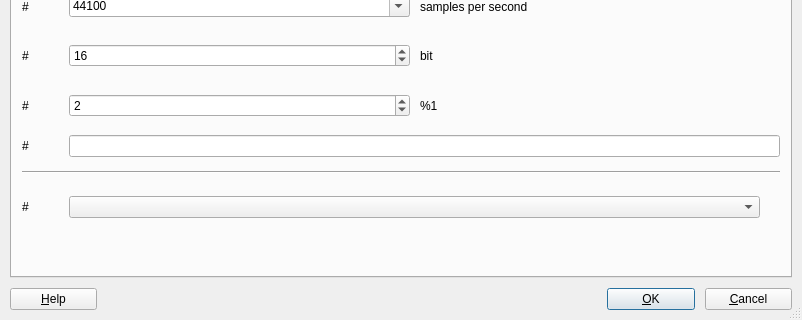
Old version of the form plugins/fileinfo/FileInfoDlg.ui in the repository KDE/kwave; both pictures show x 0 to 802 and y 175 to 495 of the 802 by 495 pixel window.
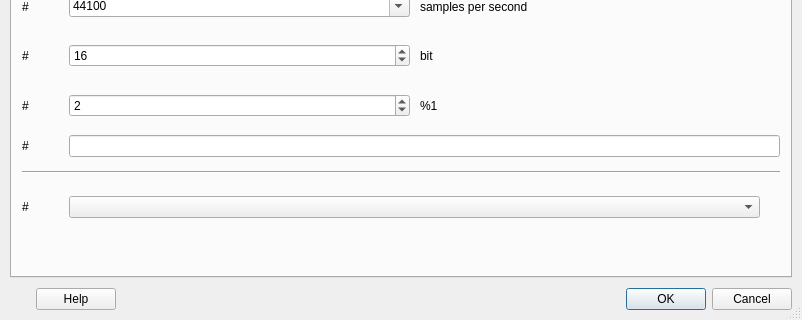
New version of the form. Custom widgets are drawn as their Qt base class.

Commit message: using KDE standard buttons in dialogs, updated all .ui files

Patch:
```diff
--- a/plugins/fileinfo/FileInfoDlg.ui
+++ b/plugins/fileinfo/FileInfoDlg.ui
@@ -2069,15 +2069,9 @@
    <item>
     <layout class="QHBoxLayout">
      <item>
-      <widget class="KPushButton" name="btHelp">
-       <property name="text">
-        <string>&amp;Help</string>
-       </property>
-       <property name="shortcut">
-        <string>Alt+H</string>
-       </property>
-       <property name="autoDefault">
-        <bool>false</bool>
+      <widget class="KDialogButtonBox" name="btHelp">
+       <property name="standardButtons">
+        <set>QDialogButtonBox::Help</set>
        </property>
       </widget>
      </item>
@@ -2098,22 +2092,9 @@
       </spacer>
      </item>
      <item>
-      <widget class="KPushButton" name="btOK">
-       <property name="text">
-        <string>&amp;OK</string>
-       </property>
-       <property name="shortcut">
-        <string>Alt+O</string>
-       </property>
-       <property name="default">
-        <bool>true</bool>
-       </property>
-      </widget>
-     </item>
-     <item>
-      <widget class="KPushButton" name="btCancel">
-       <property name="text">
-        <string>&amp;Cancel</string>
+      <widget class="KDialogButtonBox" name="buttonBox">
+       <property name="standardButtons">
+        <set>QDialogButtonBox::Cancel|QDialogButtonBox::Ok</set>
        </property>
       </widget>
      </item>
@@ -2123,6 +2104,11 @@
  </widget>
  <layoutdefault spacing="10" margin="10"/>
  <customwidgets>
+  <customwidget>
+   <class>KDialogButtonBox</class>
+   <extends>QDialogButtonBox</extends>
+   <header>kdialogbuttonbox.h</header>
+  </customwidget>
   <customwidget>
    <class>KComboBox</class>
    <extends>QComboBox</extends>
```
Left out of the diff: 27 changed lines with no effect on the pictures. The commit also changes 28 other files.
